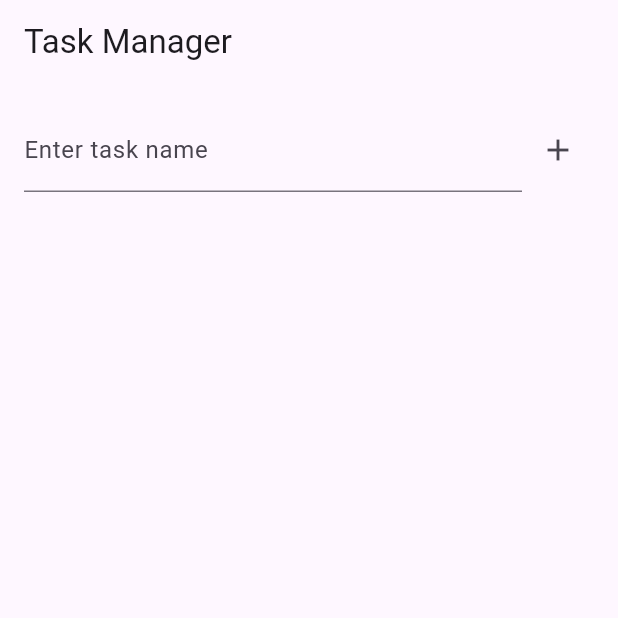
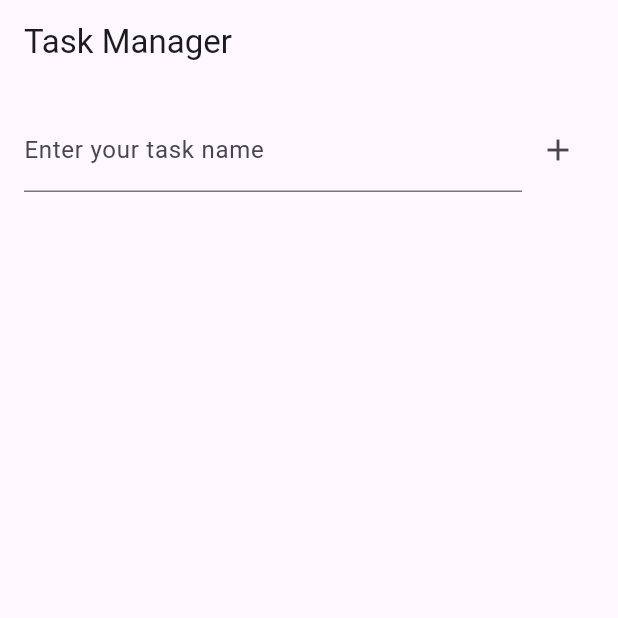
Before and after one commit to IvanJunyu/cw4, a Flutter app: the screen it shows after launch, on a phone screen of 412 x 824 dp, the top half of it. Run offline on Flutter 3.47's test engine with Material 3 defaults, Android fonts, the phone set to English and light mode, and no system bars.

Commit message:
complete cw

```diff
--- a/lib/main.dart
+++ b/lib/main.dart
@@ -73,7 +73,7 @@ class _TaskListScreenState extends State<TaskListScreen> {
                   child: TextField(
                     controller: _taskController,
                     decoration: const InputDecoration(
-                      labelText: 'Enter task name',
+                      labelText: 'Enter your task name',
                     ),
                   ),
                 ),
```
